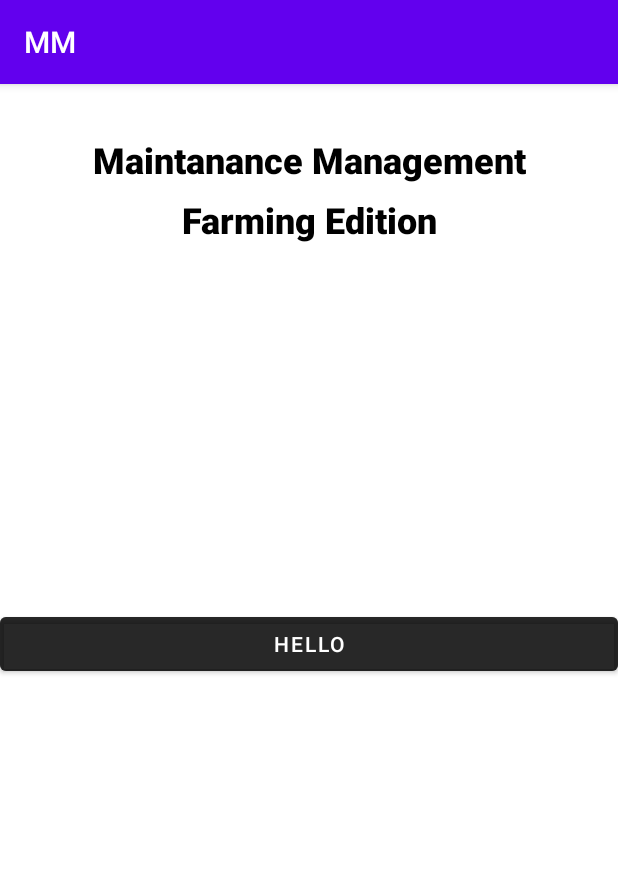
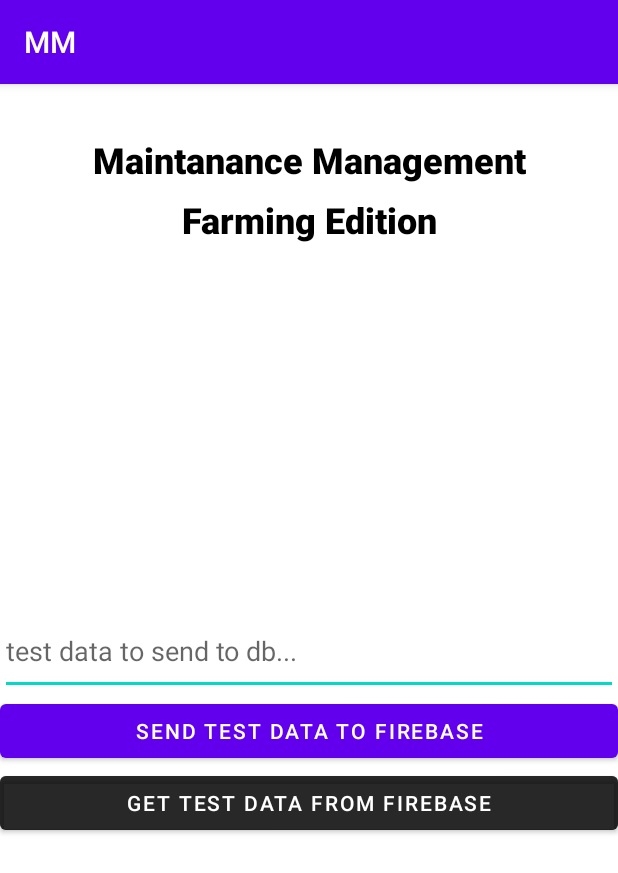
Before and after one commit to riesjulianna/maintananceManagement, an Android app: the screen it shows after launch (MainActivity), on a phone screen of 412 x 824 dp. Shown: the top 873 px of the screen. Run offline under Robolectric (Android 15) with nearby library versions, the phone set to English and light mode, and no system bars; our stand-ins replace Firebase (no records; nobody signed in at launch, a user with empty details on screens opened directly).

Commit message:
firebase almost done

```diff
--- a/app/build.gradle
+++ b/app/build.gradle
@@ -1,5 +1,6 @@
 plugins {
     id 'com.android.application'
+    id 'com.google.gms.google-services'
 }
 
 android {
@@ -32,6 +33,7 @@ dependencies {
     implementation 'androidx.appcompat:appcompat:1.4.1'
     implementation 'com.google.android.material:material:1.5.0'
     implementation 'androidx.constraintlayout:constraintlayout:2.1.3'
+    implementation 'com.google.firebase:firebase-firestore:24.0.1'
     testImplementation 'junit:junit:4.13.2'
     androidTestImplementation 'androidx.test.ext:junit:1.1.3'
     androidTestImplementation 'androidx.test.espresso:espresso-core:3.4.0'
--- a/app/src/main/java/com/example/mm/MainActivity.java
+++ b/app/src/main/java/com/example/mm/MainActivity.java
@@ -1,14 +1,57 @@
 package com.example.mm;
 
+import androidx.annotation.NonNull;
+import androidx.annotation.Nullable;
 import androidx.appcompat.app.AppCompatActivity;
 
 import android.os.Bundle;
+import android.util.Log;
+import android.view.View;
+import android.widget.Button;
+import android.widget.EditText;
+import android.widget.TextView;
+
+import com.google.android.gms.tasks.OnCompleteListener;
+import com.google.android.gms.tasks.Task;
+import com.google.firebase.firestore.DocumentSnapshot;
+import com.google.firebase.firestore.EventListener;
+import com.google.firebase.firestore.FirebaseFirestore;
+import com.google.firebase.firestore.FirebaseFirestoreException;
+import com.google.firebase.firestore.Query;
+import com.google.firebase.firestore.QuerySnapshot;
+import com.google.firebase.firestore.QueryDocumentSnapshot;
+
 
 public class MainActivity extends AppCompatActivity {
+
+    Button getBtn, sendBtn;
+    TextView testText;
+    EditText testData;
 
     @Override
     protected void onCreate(Bundle savedInstanceState) {
         super.onCreate(savedInstanceState);
         setContentView(R.layout.activity_main);
+
+        testData = findViewById(R.id.editText);
+        sendBtn = findViewById(R.id.buttonSend);
+        getBtn = findViewById(R.id.buttonGet);
+        testText = findViewById(R.id.textView2);
+
+        FirebaseFirestore db = FirebaseFirestore.getInstance();
+
+        sendBtn.setOnClickListener(new View.OnClickListener() {
+            @Override
+            public void onClick(View view) {
+                //send to db
+            }
+        });
+
+        getBtn.setOnClickListener(new View.OnClickListener() {
+            @Override
+            public void onClick(View view) {
+                //read from db
+            }
+        });
     }
 }
--- a/app/src/main/res/layout/activity_main.xml
+++ b/app/src/main/res/layout/activity_main.xml
@@ -25,11 +25,32 @@
         android:layout_width="match_parent"
         android:layout_height="208dp" />
 
+    <EditText
+        android:id="@+id/editText"
+        android:layout_width="match_parent"
+        android:layout_height="58dp"
+        android:elegantTextHeight="true"
+        android:ems="10"
+        android:hint="test data to send to db..." />
+
     <Button
-        android:id="@+id/button"
+        android:id="@+id/buttonSend"
+        android:layout_width="match_parent"
+        android:layout_height="wrap_content"
+        android:text="SEND TEST DATA TO FIREBASE" />
+
+    <Button
+        android:id="@+id/buttonGet"
         android:layout_width="match_parent"
         android:layout_height="wrap_content"
         android:backgroundTint="#9A000000"
-        android:text="@string/hello" />
+        android:text="get test data from firebase" />
+
+    <TextView
+        android:id="@+id/textView2"
+        android:layout_width="match_parent"
+        android:layout_height="wrap_content"
+        android:gravity="center"
+        android:textSize="34sp" />
 
 </LinearLayout>
--- a/build.gradle
+++ b/build.gradle
@@ -1,4 +1,8 @@
-// Top-level build file where you can add configuration options common to all sub-projects/modules.
+buildscript {
+    dependencies {
+        classpath 'com.google.gms:google-services:4.3.10'
+    }
+}// Top-level build file where you can add configuration options common to all sub-projects/modules.
 plugins {
     id 'com.android.application' version '7.1.2' apply false
     id 'com.android.library' version '7.1.2' apply false
```
Also changed, not shown: 1 other file.
